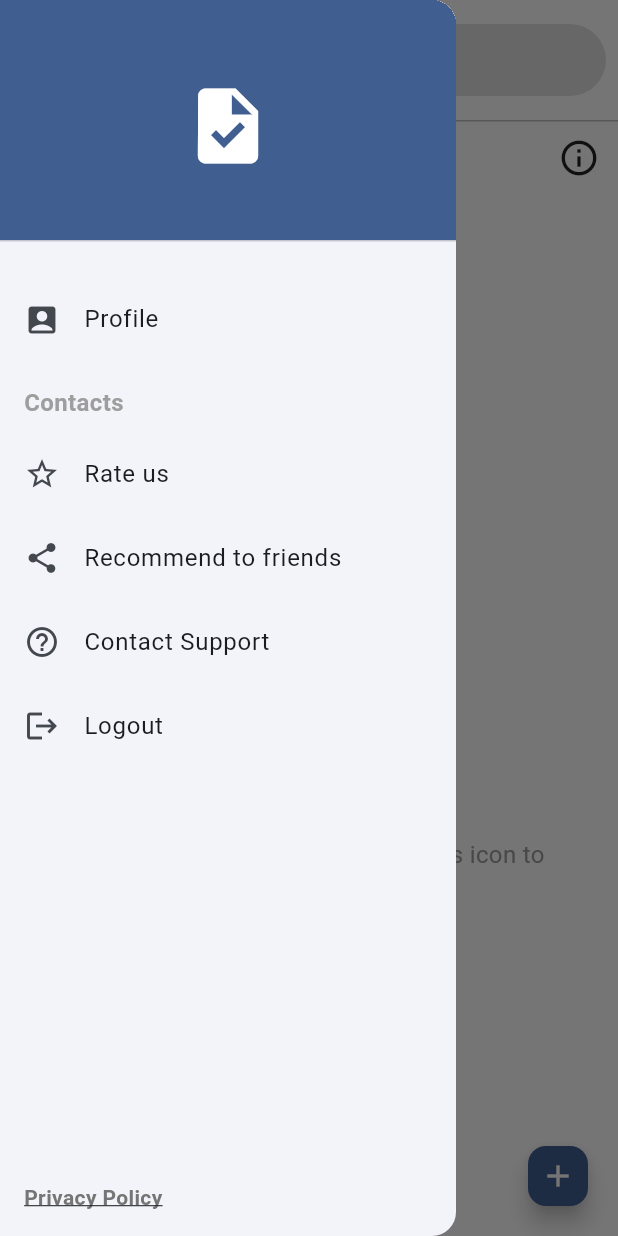
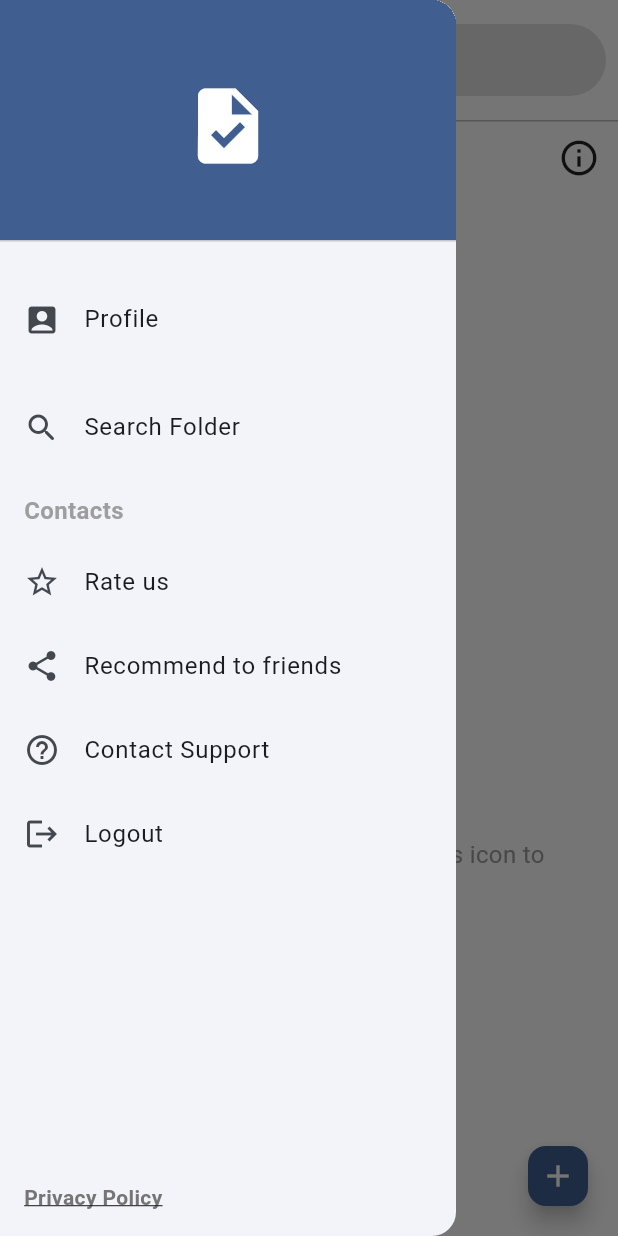
Before and after one commit to bosdroid/sport_app, a Flutter app: the PlansScreen screen opened by its route, with the side drawer open, on a phone screen of 412 x 824 dp. Run offline on Flutter 3.47's test engine with Material 3 defaults, Android fonts, the light colour scheme and no system bars; our stand-ins replace date_picker_timeline, dotted_border, firebase_analytics, firebase_auth, firebase_core, firebase_database and 13 more; missing offline and left inert: android_intent_plus, flutter_inappwebview; accounts and stored records are empty.

Commit message:
sharing folder between users added

```diff
--- a/lib/widgets/custom_drawer.dart
+++ b/lib/widgets/custom_drawer.dart
@@ -26,12 +26,12 @@ class CustomDrawer extends StatelessWidget {
             onTap: () => onItemTap('profile'),
           ),
           const SizedBox(height: 16),
-          // ListTile(
-          //   leading: const Icon(Icons.search_rounded),
-          //   title: const Text('Search Folder'),
-          //   onTap: () => onItemTap('search_folder'),
-          // ),
-          // const SizedBox(height: 16),
+          ListTile(
+            leading: const Icon(Icons.search_rounded),
+            title: const Text('Search Folder'),
+            onTap: () => onItemTap('search_folder'),
+          ),
+          const SizedBox(height: 16),
           // Contacts Section Title
           const Padding(
             padding: EdgeInsets.symmetric(horizontal: 16.0),
```
Also changed, not shown: lib/view/plans_screen.dart (+46 -46 lines).
